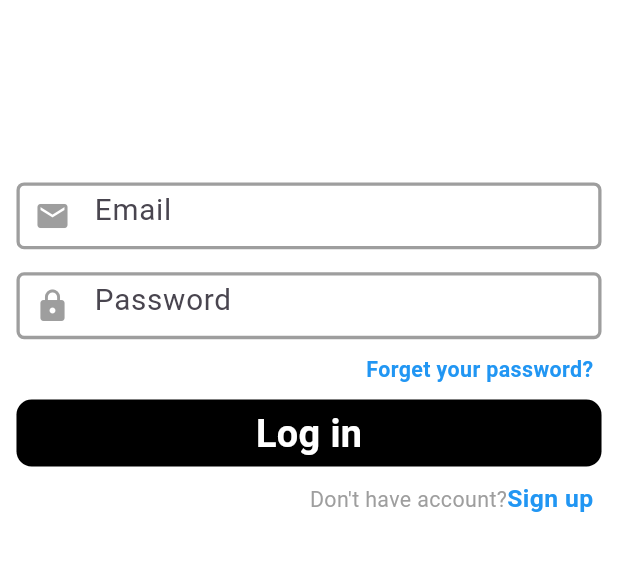
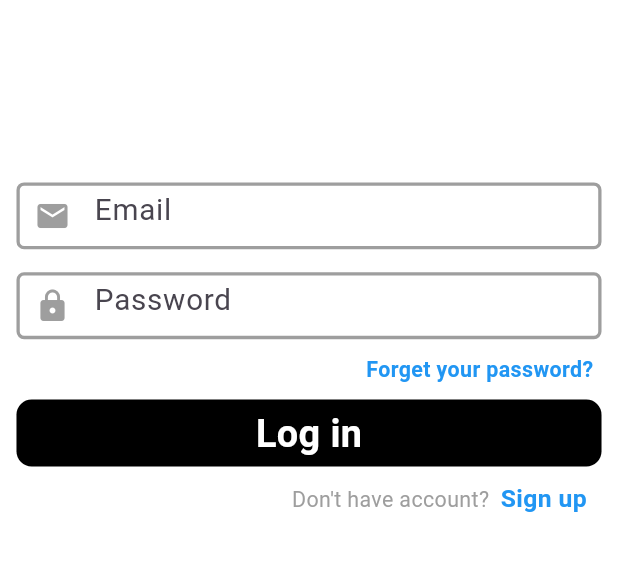
Before and after one commit to ethanmorian/weather, a Flutter app: the screen it shows after launch, after a tap on "Sign up", after a tap on "Login", on a phone screen of 412 x 824 dp, the part 226-797 px from its top. Run offline on Flutter 3.47's test engine with Material 3 defaults, Android fonts, the phone set to English and light mode, and no system bars; our stand-ins replace firebase_core, flutter_screenutil; accounts and stored records are empty; generated files the repository leaves out were written again.

```diff
--- a/lib/main.dart
+++ b/lib/main.dart
@@ -1,8 +1,13 @@
+import 'package:firebase_core/firebase_core.dart';
 import 'package:flutter/material.dart';
 import 'package:flutter_screenutil/flutter_screenutil.dart';
 import 'package:instagram/auth/auth_screen.dart';
 
-void main() {
+import 'firebase_options.dart';
+
+Future<void> main() async {
+  WidgetsFlutterBinding.ensureInitialized();
+  await Firebase.initializeApp(options: DefaultFirebaseOptions.currentPlatform);
   runApp(const MyApp());
 }
 
--- a/lib/screen/login_screen.dart
+++ b/lib/screen/login_screen.dart
@@ -64,7 +64,7 @@ class _LoginScreenState extends State<LoginScreen> {
         mainAxisAlignment: MainAxisAlignment.end,
         children: [
           Text(
-            "Don't have account?",
+            "Don't have account?  ",
             style: TextStyle(
               fontSize: 13.sp,
               color: Colors.grey,
@@ -73,7 +73,7 @@ class _LoginScreenState extends State<LoginScreen> {
           GestureDetector(
             onTap: widget.show,
             child: Text(
-              'Sign up',
+              'Sign up ',
               style: TextStyle(
                 fontSize: 15.sp,
                 color: Colors.blue,
```
Also changed, not shown: firebase.json (added), 3 other files.
